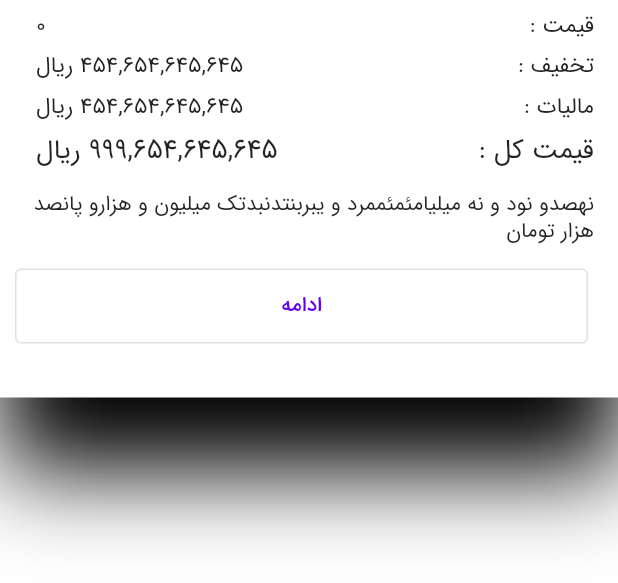
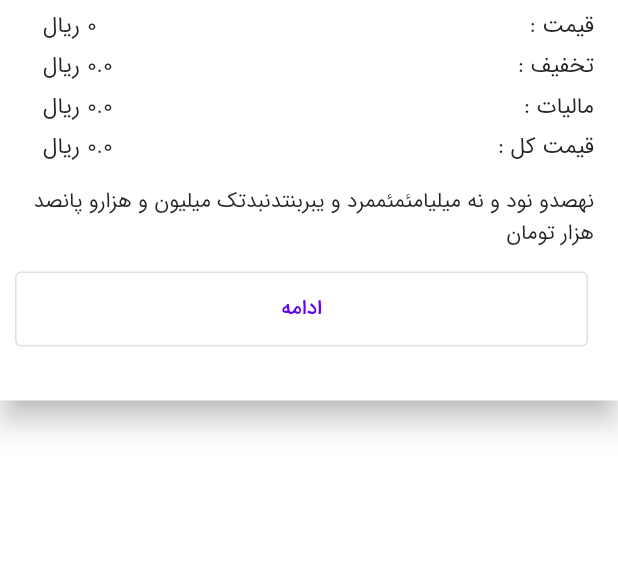
Before and after one commit to pedrammgd/factor-flutter, a Flutter app: the BottomSheetTotalPriceWidget widget shown alone on an empty page, opened directly with empty values, on a phone screen of 412 x 824 dp. Shown: the top 583 px of the screen. Run offline on Flutter 3.47's test engine with Material 2 defaults, Android fonts, the light colour scheme and no system bars; our stand-ins replace animate_do, get, shared_preferences, shimmer; accounts and stored records are empty.

Commit message:
fix error

```diff
--- a/lib/views/shared/widgets/bottom_sheet_total_price_widget.dart
+++ b/lib/views/shared/widgets/bottom_sheet_total_price_widget.dart
@@ -4,115 +4,75 @@ import 'package:flutter/material.dart';
 import 'package:flutter/rendering.dart';
 import 'package:flutter/widgets.dart';
 
+import 'key_value_text_widget.dart';
+
 class BottomSheetTotalPriceWidget extends StatelessWidget {
-  const BottomSheetTotalPriceWidget({required this.price});
-  final int price ;
+  const BottomSheetTotalPriceWidget(
+      {required this.price,
+      this.discount = 0,
+      this.taxation = 0,
+      required this.totalPrice});
+
+  final int price;
+  final double discount;
+  final double taxation;
+  final double totalPrice;
 
   @override
   Widget build(BuildContext context) {
-    return Container(
-      decoration: const BoxDecoration(color: Colors.white, boxShadow: [
-        BoxShadow(
-          blurRadius: 50.0,
-          color: Colors.black,
-          offset: Offset(2, 48),
-        )
-      ]),
+    return
+      // Transform.translate(
+      // offset: Offset(0.0, -10),
+      // child: Container(
+      //
+      //   decoration:  BoxDecoration(
+      //       borderRadius: BorderRadius.circular(15),
+      //       color: Colors.white, boxShadow: const [
+      //     BoxShadow(
+      //       blurRadius: 20.0,
+      //       color: Colors.black26,
+      //       offset: Offset(2, 1),
+      //     )
+      //   ]),
+      //   child:
+        BottomAppBar(
+          elevation: 8,
+          shape: const CircularNotchedRectangle(),
           child: Column(
             mainAxisSize: MainAxisSize.min,
             crossAxisAlignment: CrossAxisAlignment.start,
             children: [
               Constants.smallVerticalSpacer,
-          Row(
-            mainAxisAlignment: MainAxisAlignment.spaceBetween,
-            // mainAxisSize: MainAxisSize.min,
-            children: [
-              Constants.mediumHorizontalSpacer,
-               const Text(
-                  'قیمت :',
-                  style: TextStyle(fontSize: 15),
-                ),
-              Constants.mediumHorizontalSpacer,
-              Spacer(),
-
-               Text(
-                '$price',
-                style: TextStyle(fontSize: 15),
-              ),
-              Constants.largeHorizontalSpacer,
-            ],
+              KeyValueTextWidget(
+                valueText: '$price ریال ',
+                keyText: 'قیمت :',
               ),
               Constants.smallVerticalSpacer,
-          Row(
-            // mainAxisAlignment: MainAxisAlignment.spaceBetween,
-            // mainAxisSize: MainAxisSize.min,
-            children: [
-              Constants.mediumHorizontalSpacer,
-              const Text(
-                'تخفیف :',
-                style: TextStyle(fontSize: 15),
-              ),
-              Constants.mediumHorizontalSpacer,
-              Spacer(),
-              const Text(
-                ' 454,654,645,645 ریال',
-                style: TextStyle(fontSize: 15),
-              ),
-              Constants.largeHorizontalSpacer,
-            ],
+              KeyValueTextWidget(
+                valueText: '$discount ریال ',
+                keyText: 'تخفیف :',
               ),
               Constants.smallVerticalSpacer,
-          Row(
-            mainAxisAlignment: MainAxisAlignment.spaceBetween,
-            // mainAxisSize: MainAxisSize.min,
-            children: [
-              Constants.mediumHorizontalSpacer,
-              const Text(
-                'مالیات :',
-                style: TextStyle(fontSize: 15),
-              ),
-              Constants.mediumHorizontalSpacer,
-              Spacer(),
-              const Text(
-                ' 454,654,645,645 ریال',
-                style: TextStyle(fontSize: 15),
-              ),
-              Constants.largeHorizontalSpacer,
-            ],
+              KeyValueTextWidget(
+                valueText: '$taxation ریال ',
+                keyText: 'مالیات :',
               ),
               Constants.smallVerticalSpacer,
-
-          Row(
-            mainAxisAlignment: MainAxisAlignment.spaceBetween,
-            // mainAxisSize: MainAxisSize.min,
-            children: [
-              Constants.mediumHorizontalSpacer,
-              const Text(
-                'قیمت کل :',
-                style: TextStyle(fontSize: 18),
-              ),
-              Constants.mediumHorizontalSpacer,
-              Spacer(),
-              const Text(
-                ' 999,654,645,645 ریال',
-                style: TextStyle(fontSize: 18),
-              ),
-              Constants.largeHorizontalSpacer,
-            ],
+              KeyValueTextWidget(
+                valueText: '$totalPrice ریال ',
+                keyText: 'قیمت کل :',
               ),
               Constants.mediumVerticalSpacer,
               Row(
                 children: [
                   Constants.mediumHorizontalSpacer,
-
-               Expanded(
-                 child: const Text(
+                  const Expanded(
+                    child: Text(
                       'نهصدو نود و نه میلیامئمئممرد و یبربنتدنبدتک میلیون و هزارو پانصد هزار تومان  ',
-                    style: TextStyle(fontSize: 14),
-
+                      style: TextStyle(fontSize: 14, height: 1.5),
                     ),
                   ),
-
+                  Constants.mediumHorizontalSpacer,
                 ],
               ),
               Padding(
@@ -126,6 +86,8 @@ class BottomSheetTotalPriceWidget extends StatelessWidget {
               Constants.mediumVerticalSpacer,
             ],
           ),
+      //   ),
+      // ),
     );
   }
 }
--- a/lib/views/shared/widgets/factor_text_form_feild.dart
+++ b/lib/views/shared/widgets/factor_text_form_feild.dart
@@ -30,6 +30,7 @@ class FactorTextFormField extends StatelessWidget {
   final double borderRadius;
   final String? hintText;
   final FloatingLabelBehavior? floatingLabelBehavior;
+  final String? suffixText;
 
 
   const FactorTextFormField({
@@ -54,7 +55,7 @@ class FactorTextFormField extends StatelessWidget {
     this.fillColor = Colors.black12,
     this.hasBorder = false,
     this.alignLabelWithHint,
-    this.textAlignVertical, this.height, this.borderColor = Colors.grey, this.suffixIcon, this.borderRadius = 10, this.hintText, this.floatingLabelBehavior,
+    this.textAlignVertical, this.height, this.borderColor = Colors.grey, this.suffixIcon, this.borderRadius = 10, this.hintText, this.floatingLabelBehavior, this.suffixText,
   });
 
   @override
@@ -95,6 +96,8 @@ class FactorTextFormField extends StatelessWidget {
                 contentPadding: EdgeInsets.all(contentPadding),
                 filled: true,
                 suffixIcon: suffixIcon,
+                suffixText: suffixText,
+                suffixStyle: const TextStyle(color:  Colors.grey),
                 fillColor: fillColor,
                 prefixIcon:
                 hasPrefixIcon ? prefixIcon : const SizedBox.shrink(),
--- /dev/null
+++ b/lib/views/shared/widgets/key_value_text_widget.dart
@@ -0,0 +1,49 @@
+import 'package:flutter/material.dart';
+
+class KeyValueTextWidget extends StatelessWidget {
+  KeyValueTextWidget(
+      {required this.keyText,
+      required this.valueText,
+      this.keyTextSize = 15,
+      this.valueTextSize = 15,
+      this.mainAxisAlignment = MainAxisAlignment.spaceBetween,
+      this.startSpacer = const SizedBox(
+        width: 16,
+      ),
+      this.betweenSpacer = const SizedBox(
+        width: 16,
+      ),
+      this.endSpacer = const SizedBox(
+        width: 24,
+      )});
+
+  final String keyText;
+  final String valueText;
+  final double keyTextSize;
+  final double valueTextSize;
+  final MainAxisAlignment mainAxisAlignment;
+  final SizedBox startSpacer;
+  final SizedBox betweenSpacer;
+  final SizedBox endSpacer;
+
+  @override
+  Widget build(BuildContext context) {
+    return Row(
+      mainAxisAlignment: mainAxisAlignment,
+      children: [
+        startSpacer,
+        Text(
+          keyText,
+          style: TextStyle(fontSize: keyTextSize),
+        ),
+        betweenSpacer,
+        const Spacer(),
+        Text(
+          valueText,
+          style: TextStyle(fontSize: valueTextSize),
+        ),
+        endSpacer,
+      ],
+    );
+  }
+}
```
Also changed, not shown: lib/controllers/factor_unofficial/add_or_edit_factor_unofficial_controller.dart (+4 -4 lines), lib/controllers/factor_unofficial/factor_unofficial_controller.dart (+33 -3 lines), lib/views/factor_unofficial/factor_unofficial_page.dart (+27 -13 lines), lib/views/factor_unofficial/widgets/factor_unofficial_add_modal_bottom_sheet.dart (+37 -4 lines), lib/views/factor_unofficial/widgets/factor_unofficial_list.dart (+15 -12 lines). Lines whose indentation alone changed are shown as unchanged.
